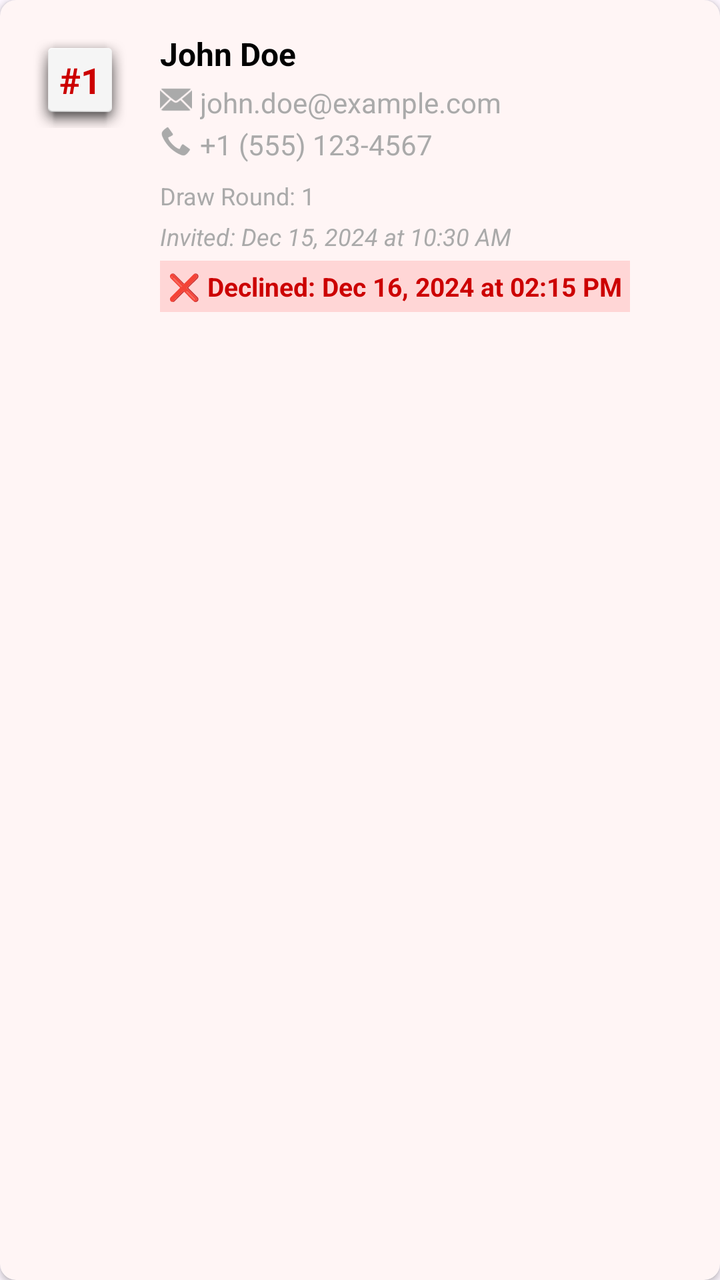
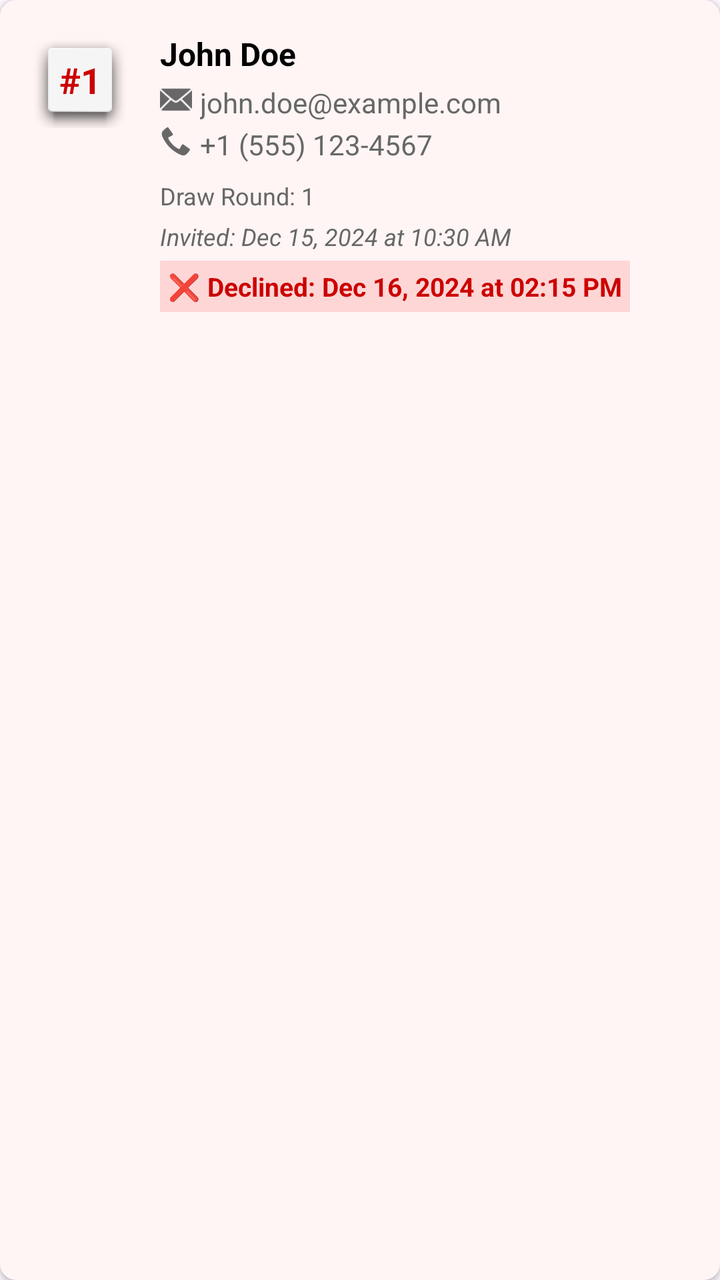

Before-and-after screenshots of an Android layout around one commit, followed by the original layout XML and the change that was made.
<!-- AndroidManifest.xml: application theme Theme.GitCat_events -->
<!-- res/layout/item_cancelled_entry.xml -->
<?xml version="1.0" encoding="utf-8"?>
<androidx.cardview.widget.CardView xmlns:android="http://schemas.android.com/apk/res/android"
    xmlns:app="http://schemas.android.com/apk/res-auto"
    android:layout_width="match_parent"
    android:layout_height="wrap_content"
    android:layout_margin="8dp"
    app:cardCornerRadius="8dp"
    app:cardElevation="2dp"
    app:cardBackgroundColor="#FFF5F5">

    <LinearLayout
        android:layout_width="match_parent"
        android:layout_height="wrap_content"
        android:orientation="horizontal"
        android:padding="16dp">

        
        <TextView
            android:id="@+id/tvPosition"
            android:layout_width="48dp"
            android:layout_height="48dp"
            android:gravity="center"
            android:text="#1"
            android:textSize="18sp"
            android:textStyle="bold"
            android:textColor="@android:color/holo_red_dark"
            android:background="@android:drawable/dialog_holo_light_frame"
            android:layout_marginEnd="16dp" />

        
        <LinearLayout
            android:layout_width="0dp"
            android:layout_height="wrap_content"
            android:layout_weight="1"
            android:orientation="vertical">

            
            <TextView
                android:id="@+id/tvName"
                android:layout_width="wrap_content"
                android:layout_height="wrap_content"
                android:text="John Doe"
                android:textSize="16sp"
                android:textStyle="bold"
                android:textColor="@color/black"
                android:layout_marginBottom="4dp" />

            
            <LinearLayout
                android:layout_width="wrap_content"
                android:layout_height="wrap_content"
                android:orientation="horizontal"
                android:layout_marginBottom="2dp">

                <ImageView
                    android:layout_width="16dp"
                    android:layout_height="16dp"
                    android:src="@android:drawable/ic_dialog_email"
                    android:layout_marginEnd="4dp"
                    app:tint="@android:color/darker_gray" />

                <TextView
                    android:id="@+id/tvEmail"
                    android:layout_width="wrap_content"
                    android:layout_height="wrap_content"
                    android:text="john.doe@example.com"
                    android:textSize="14sp"
                    android:textColor="@android:color/darker_gray" />
            </LinearLayout>

            
            <LinearLayout
                android:layout_width="wrap_content"
                android:layout_height="wrap_content"
                android:orientation="horizontal"
                android:layout_marginBottom="8dp">

                <ImageView
                    android:layout_width="16dp"
                    android:layout_height="16dp"
                    android:src="@android:drawable/stat_sys_phone_call"
                    android:layout_marginEnd="4dp"
                    app:tint="@android:color/darker_gray" />

                <TextView
                    android:id="@+id/tvPhone"
                    android:layout_width="wrap_content"
                    android:layout_height="wrap_content"
                    android:text="+1 (555) 123-4567"
                    android:textSize="14sp"
                    android:textColor="@android:color/darker_gray" />
            </LinearLayout>

            
            <TextView
                android:id="@+id/tvDrawRound"
                android:layout_width="wrap_content"
                android:layout_height="wrap_content"
                android:text="Draw Round: 1"
                android:textSize="12sp"
                android:textColor="@android:color/darker_gray"
                android:layout_marginBottom="4dp" />

            
            <TextView
                android:id="@+id/tvInvitedDate"
                android:layout_width="wrap_content"
                android:layout_height="wrap_content"
                android:text="Invited: Dec 15, 2024 at 10:30 AM"
                android:textSize="12sp"
                android:textColor="@android:color/darker_gray"
                android:textStyle="italic"
                android:layout_marginBottom="4dp" />

            
            <TextView
                android:id="@+id/tvDeclinedDate"
                android:layout_width="wrap_content"
                android:layout_height="wrap_content"
                android:text="❌ Declined: Dec 16, 2024 at 02:15 PM"
                android:textSize="13sp"
                android:textColor="@android:color/holo_red_dark"
                android:textStyle="bold"
                android:padding="4dp"
                android:background="#20FF0000" />

        </LinearLayout>

    </LinearLayout>

</androidx.cardview.widget.CardView>
<!-- resources referenced by this layout -->
<resources>
  <color name="black">#FF000000</color>
  <style name="Theme.GitCat_events" parent="Base.Theme.GitCat_events" />
  <style name="Base.Theme.GitCat_events" parent="Theme.Material3.DayNight.NoActionBar">
          
          
      </style>
</resources>

<!-- the commit's change to res/layout/item_cancelled_entry.xml (unified diff, before → after) -->
@@ -39,11 +39,11 @@
                 android:id="@+id/tvName"
                 android:layout_width="wrap_content"
                 android:layout_height="wrap_content"
+                android:layout_marginBottom="4dp"
                 android:text="John Doe"
+                android:textColor="@color/text_color_dark"
                 android:textSize="16sp"
-                android:textStyle="bold"
-                android:textColor="@color/black"
-                android:layout_marginBottom="4dp" />
+                android:textStyle="bold" />
 
             
             <LinearLayout
@@ -55,17 +55,17 @@
                 <ImageView
                     android:layout_width="16dp"
                     android:layout_height="16dp"
+                    android:layout_marginEnd="4dp"
                     android:src="@android:drawable/ic_dialog_email"
-                    android:layout_marginEnd="4dp"
-                    app:tint="@android:color/darker_gray" />
+                    app:tint="@color/text_color_medium" />
 
                 <TextView
                     android:id="@+id/tvEmail"
                     android:layout_width="wrap_content"
                     android:layout_height="wrap_content"
                     android:text="john.doe@example.com"
-                    android:textSize="14sp"
-                    android:textColor="@android:color/darker_gray" />
+                    android:textColor="@color/text_color_medium"
+                    android:textSize="14sp" />
             </LinearLayout>
 
             
@@ -78,17 +78,17 @@
                 <ImageView
                     android:layout_width="16dp"
                     android:layout_height="16dp"
+                    android:layout_marginEnd="4dp"
                     android:src="@android:drawable/stat_sys_phone_call"
-                    android:layout_marginEnd="4dp"
-                    app:tint="@android:color/darker_gray" />
+                    app:tint="@color/text_color_medium" />
 
                 <TextView
                     android:id="@+id/tvPhone"
                     android:layout_width="wrap_content"
                     android:layout_height="wrap_content"
                     android:text="+1 (555) 123-4567"
-                    android:textSize="14sp"
-                    android:textColor="@android:color/darker_gray" />
+                    android:textColor="@color/text_color_medium"
+                    android:textSize="14sp" />
             </LinearLayout>
 
             
@@ -96,21 +96,21 @@
                 android:id="@+id/tvDrawRound"
                 android:layout_width="wrap_content"
                 android:layout_height="wrap_content"
+                android:layout_marginBottom="4dp"
                 android:text="Draw Round: 1"
-                android:textSize="12sp"
-                android:textColor="@android:color/darker_gray"
-                android:layout_marginBottom="4dp" />
+                android:textColor="@color/text_color_medium"
+                android:textSize="12sp" />
 
             
             <TextView
                 android:id="@+id/tvInvitedDate"
                 android:layout_width="wrap_content"
                 android:layout_height="wrap_content"
+                android:layout_marginBottom="4dp"
                 android:text="Invited: Dec 15, 2024 at 10:30 AM"
+                android:textColor="@color/text_color_medium"
                 android:textSize="12sp"
-                android:textColor="@android:color/darker_gray"
-                android:textStyle="italic"
-                android:layout_marginBottom="4dp" />
+                android:textStyle="italic" />
 
             
             <TextView
<!-- resource entries referenced after the edit -->
@@ -1,6 +1,7 @@
 <!-- resources referenced by this layout -->
 <resources>
-  <color name="black">#FF000000</color>
+  <color name="text_color_dark">#000000</color>
+  <color name="text_color_medium">#676767</color>
   <style name="Theme.GitCat_events" parent="Base.Theme.GitCat_events" />
   <style name="Base.Theme.GitCat_events" parent="Theme.Material3.DayNight.NoActionBar">
           
